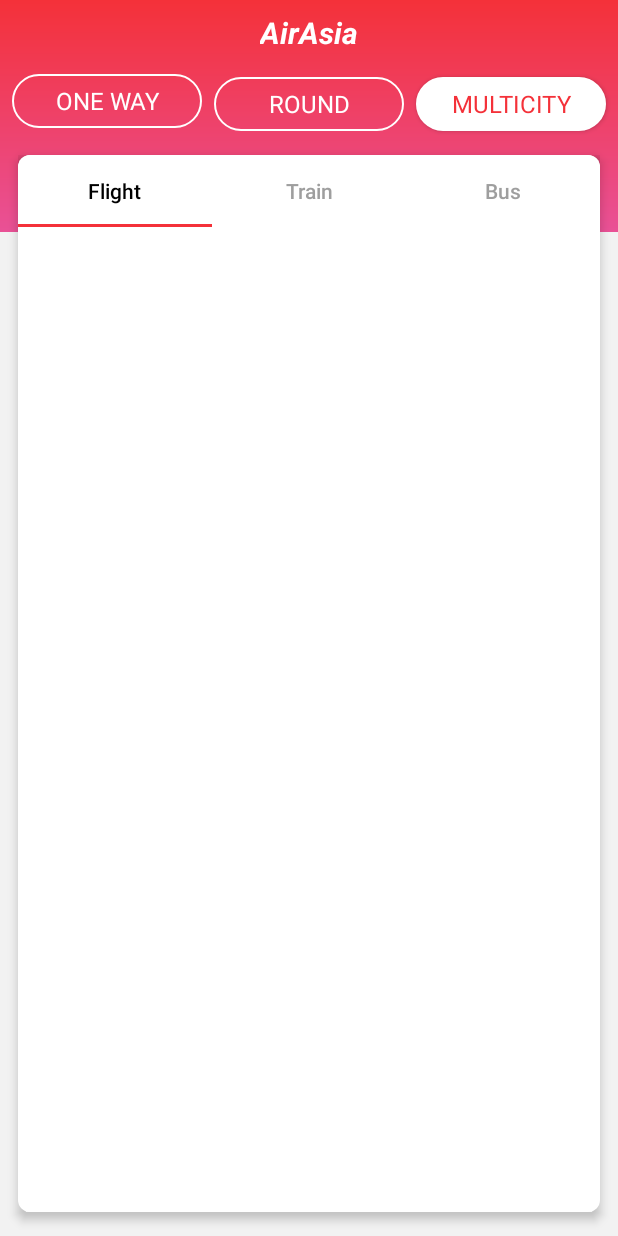
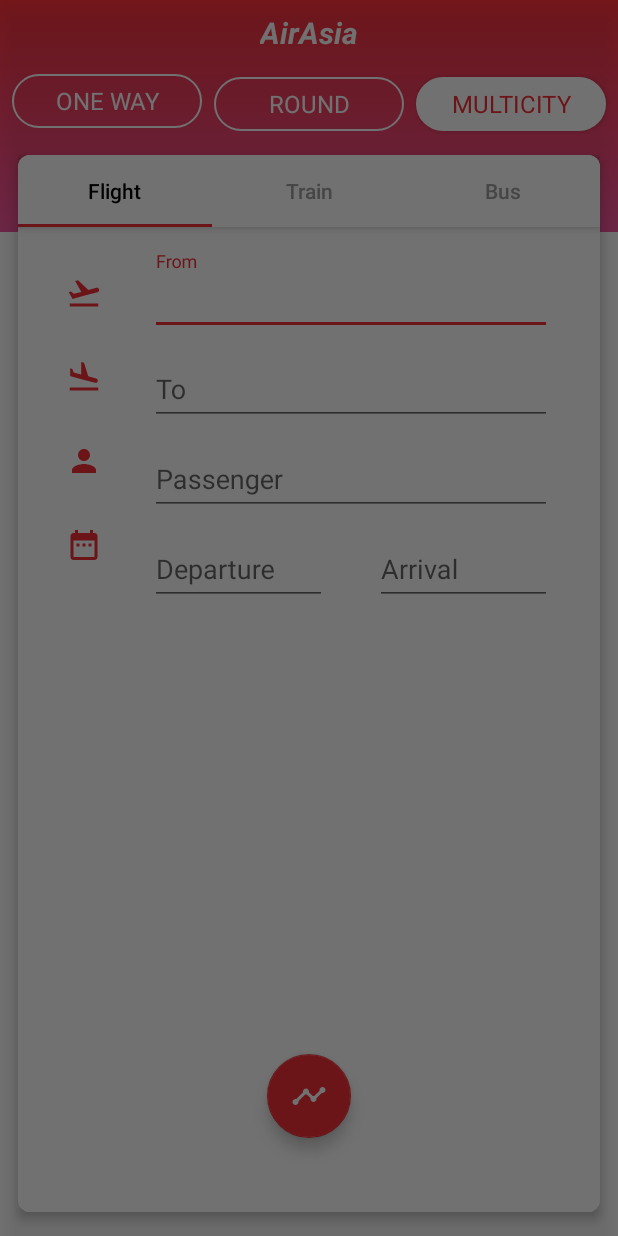
Before and after one commit to nelsonkam/air-asia, an Android app: the screen it shows after launch (MainActivity), on a phone screen of 412 x 824 dp. Run offline under Robolectric (Android 15) with nearby library versions, the phone set to English and light mode, and no system bars.

Commit message:
First day of work

```diff
--- a/app/build.gradle
+++ b/app/build.gradle
@@ -26,6 +26,8 @@ dependencies {
     })
     compile 'com.android.support:appcompat-v7:24.2.1'
     compile 'com.android.support:design:24.2.1'
+    compile 'com.android.support:support-v13:24.2.1'
     compile 'com.android.support.constraint:constraint-layout:1.0.1'
+    compile 'com.android.support:support-v4:24.2.1'
     testCompile 'junit:junit:4.12'
 }
--- /dev/null
+++ b/app/src/main/java/io/airasia/FlightFragment.java
@@ -0,0 +1,22 @@
+package io.airasia;
+
+import android.content.Context;
+import android.net.Uri;
+import android.os.Bundle;
+import android.support.v4.app.Fragment;
+import android.view.LayoutInflater;
+import android.view.View;
+import android.view.ViewGroup;
+
+
+
+public class FlightFragment extends Fragment {
+
+    @Override
+    public View onCreateView(LayoutInflater inflater, ViewGroup container,
+                             Bundle savedInstanceState) {
+        // Inflate the layout for this fragment
+        return inflater.inflate(R.layout.fragment_flight, container, false);
+    }
+
+}
--- a/app/src/main/java/io/airasia/MainActivity.java
+++ b/app/src/main/java/io/airasia/MainActivity.java
@@ -1,6 +1,8 @@
 package io.airasia;
 
+import android.net.Uri;
 import android.support.design.widget.TabLayout;
+import android.support.v4.view.ViewPager;
 import android.support.v7.app.AppCompatActivity;
 import android.os.Bundle;
 import android.support.v7.widget.Toolbar;
@@ -8,15 +10,29 @@ import android.view.View;
 import android.widget.Button;
 
 public class MainActivity extends AppCompatActivity implements View.OnClickListener {
-
+    Toolbar toolbar;
+    TabLayout tabLayout;
     @Override
     protected void onCreate(Bundle savedInstanceState) {
         super.onCreate(savedInstanceState);
         setContentView(R.layout.activity_main);
 
+        tabLayout = (TabLayout) findViewById(R.id.tab_layout);
+        ViewPager viewPager = (ViewPager) findViewById(R.id.viewPager);
+        setupViewPager(viewPager);
+        tabLayout.setupWithViewPager(viewPager);
+    }
+    private void setupViewPager(ViewPager viewPager) {
+        TabPagerAdapter adapter = new TabPagerAdapter(getSupportFragmentManager());
+        adapter.addFrag(new FlightFragment(), "Flight");
+        adapter.addFrag(new FlightFragment(), "Train");
+        adapter.addFrag(new FlightFragment(), "Bus");
+        viewPager.setAdapter(adapter);
     }
 
     @Override
     public void onClick(View view) {
     }
+
+
 }
--- /dev/null
+++ b/app/src/main/java/io/airasia/TabPagerAdapter.java
@@ -0,0 +1,35 @@
+package io.airasia;
+import android.support.v4.app.Fragment;
+import android.support.v4.app.FragmentManager;
+import android.support.v4.app.FragmentPagerAdapter;
+
+import java.util.ArrayList;
+import java.util.List;
+
+/**
+ * Created by nelson on 3/13/17.
+ */
+
+class TabPagerAdapter extends FragmentPagerAdapter {
+    private final List<Fragment> mFragmentList = new ArrayList<>();
+    private final List<String> mFragmentTitleList = new ArrayList<>();
+    public TabPagerAdapter(FragmentManager manager) {
+        super(manager);
+    }
+    @Override
+    public Fragment getItem(int position) {
+        return mFragmentList.get(position);
+    }
+    @Override
+    public int getCount() {
+        return mFragmentList.size();
+    }
+    public void addFrag(Fragment fragment, String title) {
+        mFragmentList.add(fragment);
+        mFragmentTitleList.add(title);
+    }
+    @Override
+    public CharSequence getPageTitle(int position) {
+        return mFragmentTitleList.get(position);
+    }
+}
--- /dev/null
+++ b/app/src/main/res/drawable/ic_date_range.xml
@@ -0,0 +1,9 @@
+<vector xmlns:android="http://schemas.android.com/apk/res/android"
+        android:width="24dp"
+        android:height="24dp"
+        android:viewportWidth="24.0"
+        android:viewportHeight="24.0">
+    <path
+        android:fillColor="@color/topPink"
+        android:pathData="M9,11L7,11v2h2v-2zM13,11h-2v2h2v-2zM17,11h-2v2h2v-2zM19,4h-1L18,2h-2v2L8,4L8,2L6,2v2L5,4c-1.11,0 -1.99,0.9 -1.99,2L3,20c0,1.1 0.89,2 2,2h14c1.1,0 2,-0.9 2,-2L21,6c0,-1.1 -0.9,-2 -2,-2zM19,20L5,20L5,9h14v11z"/>
+</vector>
--- /dev/null
+++ b/app/src/main/res/drawable/ic_flight_land.xml
@@ -0,0 +1,9 @@
+<vector xmlns:android="http://schemas.android.com/apk/res/android"
+        android:width="24dp"
+        android:height="24dp"
+        android:viewportWidth="24.0"
+        android:viewportHeight="24.0">
+    <path
+        android:fillColor="@color/topPink"
+        android:pathData="M2.5,19h19v2h-19zM9.68,13.27l4.35,1.16 5.31,1.42c0.8,0.21 1.62,-0.26 1.84,-1.06 0.21,-0.8 -0.26,-1.62 -1.06,-1.84l-5.31,-1.42 -2.76,-9.02L10.12,2v8.28L5.15,8.95l-0.93,-2.32 -1.45,-0.39v5.17l1.6,0.43 5.31,1.43z"/>
+</vector>
--- /dev/null
+++ b/app/src/main/res/drawable/ic_flight_takeoff.xml
@@ -0,0 +1,9 @@
+<vector xmlns:android="http://schemas.android.com/apk/res/android"
+        android:width="24dp"
+        android:height="24dp"
+        android:viewportWidth="24.0"
+        android:viewportHeight="24.0">
+    <path
+        android:fillColor="@color/topPink"
+        android:pathData="M2.5,19h19v2h-19zM22.07,9.64c-0.21,-0.8 -1.04,-1.28 -1.84,-1.06L14.92,10l-6.9,-6.43 -1.93,0.51 4.14,7.17 -4.97,1.33 -1.97,-1.54 -1.45,0.39 1.82,3.16 0.77,1.33 1.6,-0.43 5.31,-1.42 4.35,-1.16L21,11.49c0.81,-0.23 1.28,-1.05 1.07,-1.85z"/>
+</vector>
--- /dev/null
+++ b/app/src/main/res/drawable/ic_person.xml
@@ -0,0 +1,9 @@
+<vector xmlns:android="http://schemas.android.com/apk/res/android"
+        android:width="24dp"
+        android:height="24dp"
+        android:viewportWidth="24.0"
+        android:viewportHeight="24.0">
+    <path
+        android:fillColor="@color/topPink"
+        android:pathData="M12,12c2.21,0 4,-1.79 4,-4s-1.79,-4 -4,-4 -4,1.79 -4,4 1.79,4 4,4zM12,14c-2.67,0 -8,1.34 -8,4v2h16v-2c0,-2.66 -5.33,-4 -8,-4z"/>
+</vector>
--- /dev/null
+++ b/app/src/main/res/drawable/ic_timeline.xml
@@ -0,0 +1,9 @@
+<vector xmlns:android="http://schemas.android.com/apk/res/android"
+        android:width="24dp"
+        android:height="24dp"
+        android:viewportWidth="24.0"
+        android:viewportHeight="24.0">
+    <path
+        android:fillColor="@android:color/white"
+        android:pathData="M23,8c0,1.1 -0.9,2 -2,2 -0.18,0 -0.35,-0.02 -0.51,-0.07l-3.56,3.55c0.05,0.16 0.07,0.34 0.07,0.52 0,1.1 -0.9,2 -2,2s-2,-0.9 -2,-2c0,-0.18 0.02,-0.36 0.07,-0.52l-2.55,-2.55c-0.16,0.05 -0.34,0.07 -0.52,0.07s-0.36,-0.02 -0.52,-0.07l-4.55,4.56c0.05,0.16 0.07,0.33 0.07,0.51 0,1.1 -0.9,2 -2,2s-2,-0.9 -2,-2 0.9,-2 2,-2c0.18,0 0.35,0.02 0.51,0.07l4.56,-4.55C8.02,9.36 8,9.18 8,9c0,-1.1 0.9,-2 2,-2s2,0.9 2,2c0,0.18 -0.02,0.36 -0.07,0.52l2.55,2.55c0.16,-0.05 0.34,-0.07 0.52,-0.07s0.36,0.02 0.52,0.07l3.55,-3.56C19.02,8.35 19,8.18 19,8c0,-1.1 0.9,-2 2,-2s2,0.9 2,2z"/>
+</vector>
--- a/app/src/main/res/layout/activity_main.xml
+++ b/app/src/main/res/layout/activity_main.xml
@@ -6,6 +6,15 @@
     android:layout_height="match_parent"
     android:background="#F2F2F2"
     tools:context="io.airasia.MainActivity">
+    <View
+        android:layout_width="wrap_content"
+        android:layout_height="wrap_content"
+        android:background="#80000000"
+        android:elevation="10dp"
+        app:layout_constraintTop_toTopOf="parent"
+        app:layout_constraintBottom_toBottomOf="parent"
+        app:layout_constraintLeft_toLeftOf="parent"
+        app:layout_constraintRight_toRightOf="parent"/>
     <View
         android:layout_width="0dp"
         android:layout_height="0dp"
@@ -63,6 +72,7 @@
         app:layout_constraintLeft_toRightOf="@+id/round"
         app:layout_constraintTop_toBottomOf="@+id/app_name"
         app:layout_constraintRight_toRightOf="parent"
+        android:translationZ="134dp"
         style="@style/RoundButtonPressed"
         android:text="Multicity"
         android:layout_marginEnd="8dp" />
@@ -85,6 +95,7 @@
             app:layout_constraintTop_toTopOf="parent"
             app:layout_constraintLeft_toLeftOf="parent"
             app:layout_constraintRight_toRightOf="parent"
+            android:background="@drawable/main_background"
             android:id="@+id/rootLayout"
             android:layout_width="0dp"
             android:layout_height="wrap_content">
@@ -99,22 +110,18 @@
                     android:layout_width="match_parent"
                     android:layout_height="wrap_content"
                     style="@style/TabLayoutStyle" >
-                    <android.support.design.widget.TabItem
-                        android:layout_height="wrap_content"
-                        android:layout_width="wrap_content"
-                        android:text="Flight"/>
-                    <android.support.design.widget.TabItem
-                        android:layout_height="wrap_content"
-                        android:layout_width="wrap_content"
-                        android:text="Train"/>
-                    <android.support.design.widget.TabItem
-                        android:layout_height="wrap_content"
-                        android:layout_width="wrap_content"
-                        android:text="Bus"/>
+
                 </android.support.design.widget.TabLayout>
-
             </android.support.design.widget.AppBarLayout>
+            <android.support.v4.view.ViewPager
+                android:layout_marginTop="48dp"
+                android:layout_marginRight="32dp"
+                android:layout_marginLeft="32dp"
+                android:layout_marginBottom="16dp"
+                android:background="@drawable/main_background"
+                android:layout_height="wrap_content"
+                android:layout_width="wrap_content"
+                android:id="@+id/viewPager" />
         </android.support.design.widget.CoordinatorLayout>
     </android.support.constraint.ConstraintLayout>
-
 </android.support.constraint.ConstraintLayout>
--- /dev/null
+++ b/app/src/main/res/layout/fragment_flight.xml
@@ -0,0 +1,122 @@
+<android.support.constraint.ConstraintLayout xmlns:android="http://schemas.android.com/apk/res/android"
+    xmlns:tools="http://schemas.android.com/tools"
+    android:layout_width="match_parent"
+    android:layout_height="match_parent"
+    xmlns:app="http://schemas.android.com/apk/res-auto"
+    tools:context="io.airasia.FlightFragment">
+    <ImageView
+        android:id="@+id/from_icon"
+        android:layout_marginTop="32dp"
+        app:layout_constraintTop_toTopOf="parent"
+        app:layout_constraintLeft_toLeftOf="parent"
+        android:layout_width="wrap_content"
+        android:layout_height="wrap_content"
+        android:background="@drawable/ic_flight_takeoff"/>
+    <android.support.design.widget.TextInputLayout
+        android:id="@+id/from_text_input_layout"
+        android:layout_marginLeft="32dp"
+        android:layout_marginTop="16dp"
+        app:layout_constraintLeft_toRightOf="@id/from_icon"
+        app:layout_constraintTop_toTopOf="parent"
+        app:layout_constraintRight_toRightOf="parent"
+        android:layout_width="0dp"
+        android:layout_height="wrap_content">
+        <EditText
+            android:hint="From"
+            android:layout_width="match_parent"
+            android:layout_height="wrap_content" />
+    </android.support.design.widget.TextInputLayout>
+    <ImageView
+
+        app:layout_constraintTop_toBottomOf="@id/from_icon"
+        android:id="@+id/to_icon"
+        android:layout_marginTop="32dp"
+        app:layout_constraintLeft_toLeftOf="parent"
+        android:layout_width="wrap_content"
+        android:layout_height="wrap_content"
+        android:background="@drawable/ic_flight_land"/>
+    <android.support.design.widget.TextInputLayout
+        android:id="@+id/to_text_input_layout"
+        android:layout_marginLeft="32dp"
+        android:layout_marginTop="4dp"
+        app:layout_constraintLeft_toRightOf="@id/to_icon"
+        app:layout_constraintTop_toBottomOf="@id/from_text_input_layout"
+        app:layout_constraintRight_toRightOf="parent"
+        android:layout_width="0dp"
+        android:layout_height="wrap_content">
+        <EditText
+            android:hint="To"
+            android:layout_width="match_parent"
+            android:layout_height="wrap_content" />
+    </android.support.design.widget.TextInputLayout>
+    <ImageView
+        app:layout_constraintTop_toBottomOf="@id/to_icon"
+        android:id="@+id/passenger_icon"
+        android:layout_marginTop="32dp"
+        app:layout_constraintLeft_toLeftOf="parent"
+        android:layout_width="wrap_content"
+        android:layout_height="wrap_content"
+        android:background="@drawable/ic_person"/>
+    <android.support.design.widget.TextInputLayout
+        android:id="@+id/passenger_text_input_layout"
+        android:layout_marginLeft="32dp"
+        android:layout_marginTop="4dp"
+        app:layout_constraintLeft_toRightOf="@id/passenger_icon"
+        app:layout_constraintTop_toBottomOf="@id/to_text_input_layout"
+        app:layout_constraintRight_toRightOf="parent"
+        android:layout_width="0dp"
+        android:layout_height="wrap_content">
+        <EditText
+            android:hint="Passenger"
+            android:inputType="number"
+            android:layout_width="match_parent"
+            android:layout_height="wrap_content" />
+    </android.support.design.widget.TextInputLayout>
+    <ImageView
+        app:layout_constraintTop_toBottomOf="@id/passenger_icon"
+        android:id="@+id/date_range_icon"
+        android:layout_marginTop="32dp"
+        app:layout_constraintLeft_toLeftOf="parent"
+        android:layout_width="wrap_content"
+        android:layout_height="wrap_content"
+        android:background="@drawable/ic_date_range"/>
+    <android.support.design.widget.TextInputLayout
+        android:id="@+id/departure_text_input_layout"
+        android:layout_marginLeft="32dp"
+        android:layout_marginTop="4dp"
+        app:layout_constraintLeft_toRightOf="@id/date_range_icon"
+        app:layout_constraintTop_toBottomOf="@id/passenger_text_input_layout"
+        app:layout_constraintRight_toLeftOf="@+id/arrival_text_input_layout"
+        android:layout_width="0dp"
+        android:layout_height="wrap_content">
+        <EditText
+            android:hint="Departure"
+            android:layout_width="match_parent"
+            android:layout_height="wrap_content" />
+    </android.support.design.widget.TextInputLayout>
+
+    <android.support.design.widget.TextInputLayout
+        android:id="@+id/arrival_text_input_layout"
+        android:layout_marginLeft="32dp"
+        android:layout_marginTop="4dp"
+        app:layout_constraintLeft_toRightOf="@id/departure_text_input_layout"
+        app:layout_constraintTop_toBottomOf="@id/passenger_text_input_layout"
+        app:layout_constraintRight_toRightOf="parent"
+        android:layout_width="0dp"
+        android:layout_height="wrap_content">
+        <EditText
+            android:hint="Arrival"
+            android:layout_width="match_parent"
+            android:layout_height="wrap_content" />
+    </android.support.design.widget.TextInputLayout>
+    <android.support.design.widget.FloatingActionButton
+        android:layout_width="wrap_content"
+        android:layout_height="wrap_content"
+        android:src="@drawable/ic_timeline"
+        android:background="@drawable/gradient"
+        app:layout_constraintTop_toBottomOf="@id/departure_text_input_layout"
+        app:layout_constraintLeft_toLeftOf="parent"
+        app:layout_constraintRight_toRightOf="parent"
+        app:layout_constraintBottom_toBottomOf="parent"
+        app:layout_constraintVertical_bias="0.9"/>
+</android.support.constraint.ConstraintLayout>
--- a/app/src/main/res/values/strings.xml
+++ b/app/src/main/res/values/strings.xml
@@ -1,3 +1,6 @@
 <resources>
     <string name="app_name">AirAsia</string>
+
+    <!-- TODO: Remove or change this placeholder text -->
+    <string name="hello_blank_fragment">Hello blank fragment</string>
 </resources>
```
